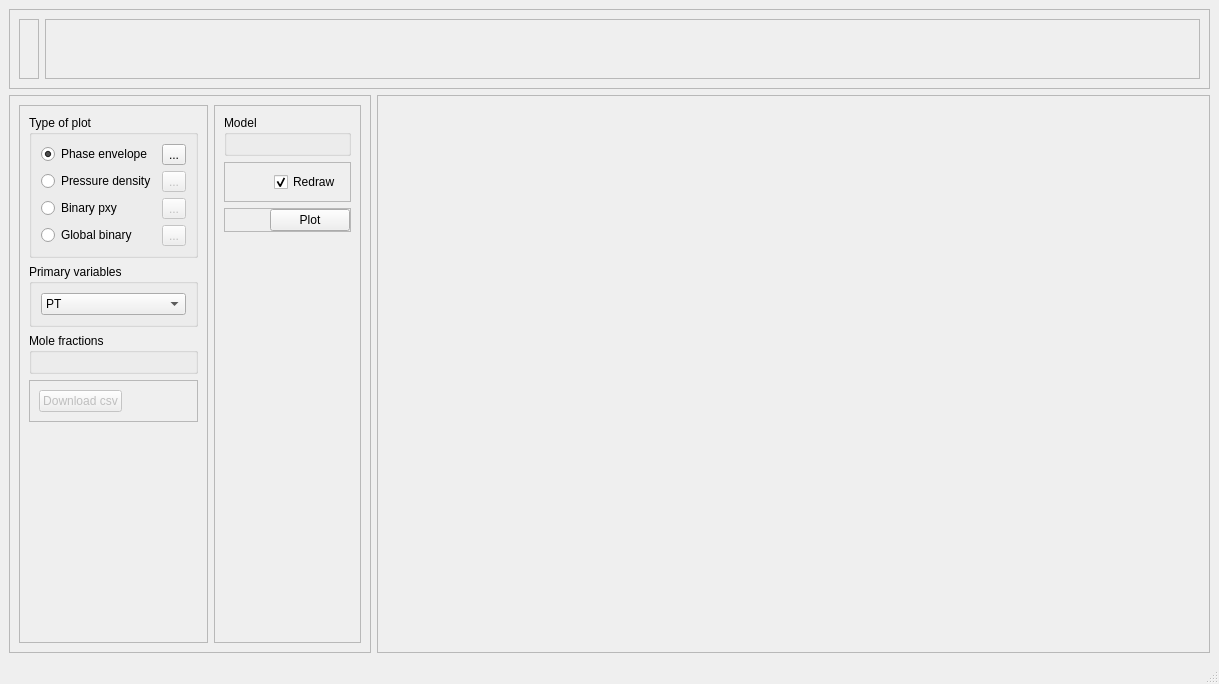
Above: addon/pycThermopack/pyctp/gui/widgets/layouts/plot_mode.ui from thermotools/thermopack before the change. Below: the same form after it.
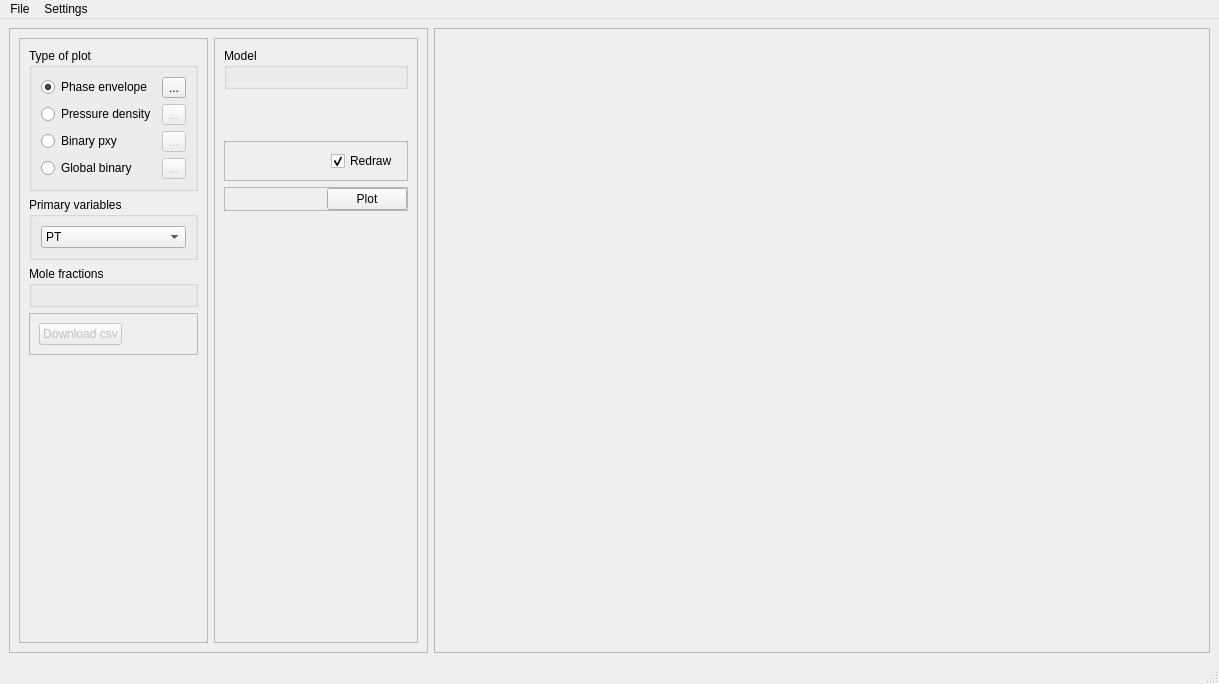
That is the form after the change.

Commit message: Create toolbars for Calc Mode and Plot Mode

```diff
--- a/addon/pycThermopack/pyctp/gui/widgets/layouts/plot_mode.ui
+++ b/addon/pycThermopack/pyctp/gui/widgets/layouts/plot_mode.ui
@@ -15,7 +15,7 @@
   </property>
   <widget class="QWidget" name="centralwidget">
    <layout class="QGridLayout" name="gridLayout">
-    <item row="1" column="0" rowspan="7">
+    <item row="0" column="0" rowspan="7">
      <widget class="QFrame" name="frame">
       <property name="sizePolicy">
        <sizepolicy hsizetype="Fixed" vsizetype="Expanding">
@@ -286,171 +286,9 @@
            </widget>
           </item>
           <item>
-           <widget class="QFrame" name="frame_5">
-            <property name="frameShape">
-             <enum>QFrame::StyledPanel</enum>
-            </property>
-            <property name="frameShadow">
-             <enum>QFrame::Raised</enum>
-            </property>
-            <layout class="QHBoxLayout" name="horizontalLayout_4">
-             <item>
-              <spacer name="horizontalSpacer_3">
-               <property name="orientation">
-                <enum>Qt::Horizontal</enum>
-               </property>
-               <property name="sizeHint" stdset="0">
-                <size>
-                 <width>40</width>
-                 <height>20</height>
-                </size>
-               </property>
-              </spacer>
-             </item>
-             <item>
-              <widget class="QCheckBox" name="redraw_checkbox">
-               <property name="text">
-                <string>Redraw</string>
-               </property>
-               <property name="checked">
-                <bool>true</bool>
-               </property>
-              </widget>
-             </item>
-            </layout>
-           </widget>
-          </item>
-          <item>
-           <widget class="QFrame" name="frame_3">
-            <property name="sizePolicy">
-             <sizepolicy hsizetype="Preferred" vsizetype="Maximum">
-              <horstretch>0</horstretch>
-              <verstretch>0</verstretch>
-             </sizepolicy>
-            </property>
-            <property name="frameShape">
-             <enum>QFrame::StyledPanel</enum>
-            </property>
-            <property name="frameShadow">
-             <enum>QFrame::Raised</enum>
-            </property>
-            <layout class="QHBoxLayout" name="horizontalLayout_2">
-             <property name="spacing">
-              <number>0</number>
-             </property>
-             <property name="leftMargin">
-              <number>0</number>
-             </property>
-             <property name="topMargin">
-              <number>0</number>
-             </property>
-             <property name="rightMargin">
-              <number>0</number>
-             </property>
-             <property name="bottomMargin">
-              <number>0</number>
-             </property>
-             <item>
-              <spacer name="horizontalSpacer">
-               <property name="orientation">
-                <enum>Qt::Horizontal</enum>
-               </property>
-               <property name="sizeHint" stdset="0">
-                <size>
-                 <width>40</width>
-                 <height>20</height>
-                </size>
-               </property>
-              </spacer>
-             </item>
-             <item>
-              <widget class="QPushButton" name="plot_button">
-               <property name="text">
-                <string>Plot</string>
-               </property>
-              </widget>
-             </item>
-            </layout>
-           </widget>
-          </item>
-          <item>
-           <spacer name="verticalSpacer_2">
-            <property name="orientation">
-             <enum>Qt::Vertical</enum>
-            </property>
-            <property name="sizeHint" stdset="0">
-             <size>
-              <width>20</width>
-              <height>40</height>
-             </size>
-            </property>
-           </spacer>
-          </item>
-         </layout>
-        </widget>
-       </item>
-      </layout>
-     </widget>
-    </item>
-    <item row="1" column="1" rowspan="7">
-     <widget class="QFrame" name="plot_frame">
-      <property name="sizePolicy">
-       <sizepolicy hsizetype="Preferred" vsizetype="Preferred">
-        <horstretch>0</horstretch>
-        <verstretch>0</verstretch>
-       </sizepolicy>
-      </property>
-      <property name="frameShape">
-       <enum>QFrame::StyledPanel</enum>
-      </property>
-      <property name="frameShadow">
-       <enum>QFrame::Raised</enum>
-      </property>
-      <layout class="QVBoxLayout" name="plot_layout"/>
-     </widget>
-    </item>
-    <item row="0" column="0" colspan="2">
-     <widget class="QFrame" name="frame_2">
-      <property name="styleSheet">
-       <string notr="true"/>
-      </property>
-      <property name="frameShape">
-       <enum>QFrame::StyledPanel</enum>
-      </property>
-      <property name="frameShadow">
-       <enum>QFrame::Raised</enum>
-      </property>
-      <layout class="QHBoxLayout" name="horizontalLayout">
-       <item>
-        <widget class="QFrame" name="logo_frame">
-         <property name="frameShape">
-          <enum>QFrame::StyledPanel</enum>
-         </property>
-         <property name="frameShadow">
-          <enum>QFrame::Raised</enum>
-         </property>
-         <layout class="QHBoxLayout" name="logo_layout"/>
-        </widget>
-       </item>
-       <item>
-        <widget class="QFrame" name="frame_6">
-         <property name="sizePolicy">
-          <sizepolicy hsizetype="Preferred" vsizetype="Maximum">
-           <horstretch>0</horstretch>
-           <verstretch>0</verstretch>
-          </sizepolicy>
-         </property>
-         <property name="frameShape">
-          <enum>QFrame::StyledPanel</enum>
-         </property>
-         <property name="frameShadow">
-          <enum>QFrame::Raised</enum>
-         </property>
-         <layout class="QHBoxLayout" name="horizontalLayout_5">
-          <item>
            <widget class="QStackedWidget" name="isopleth_btn_stack">
             <property name="sizePolicy">
-             <sizepolicy hsizetype="Maximum" vsizetype="Preferred">
+             <sizepolicy hsizetype="Maximum" vsizetype="Maximum">
               <horstretch>0</horstretch>
               <verstretch>0</verstretch>
              </sizepolicy>
@@ -621,14 +459,102 @@
            </widget>
           </item>
           <item>
-           <spacer name="horizontalSpacer_5">
+           <widget class="QFrame" name="frame_5">
+            <property name="frameShape">
+             <enum>QFrame::StyledPanel</enum>
+            </property>
+            <property name="frameShadow">
+             <enum>QFrame::Raised</enum>
+            </property>
+            <layout class="QHBoxLayout" name="horizontalLayout_4">
+             <item>
+              <spacer name="horizontalSpacer_3">
+               <property name="orientation">
+                <enum>Qt::Horizontal</enum>
+               </property>
+               <property name="sizeHint" stdset="0">
+                <size>
+                 <width>40</width>
+                 <height>20</height>
+                </size>
+               </property>
+              </spacer>
+             </item>
+             <item>
+              <widget class="QCheckBox" name="redraw_checkbox">
+               <property name="text">
+                <string>Redraw</string>
+               </property>
+               <property name="checked">
+                <bool>true</bool>
+               </property>
+              </widget>
+             </item>
+            </layout>
+           </widget>
+          </item>
+          <item>
+           <widget class="QFrame" name="frame_3">
+            <property name="sizePolicy">
+             <sizepolicy hsizetype="Preferred" vsizetype="Maximum">
+              <horstretch>0</horstretch>
+              <verstretch>0</verstretch>
+             </sizepolicy>
+            </property>
+            <property name="frameShape">
+             <enum>QFrame::StyledPanel</enum>
+            </property>
+            <property name="frameShadow">
+             <enum>QFrame::Raised</enum>
+            </property>
+            <layout class="QHBoxLayout" name="horizontalLayout_2">
+             <property name="spacing">
+              <number>0</number>
+             </property>
+             <property name="leftMargin">
+              <number>0</number>
+             </property>
+             <property name="topMargin">
+              <number>0</number>
+             </property>
+             <property name="rightMargin">
+              <number>0</number>
+             </property>
+             <property name="bottomMargin">
+              <number>0</number>
+             </property>
+             <item>
+              <spacer name="horizontalSpacer">
+               <property name="orientation">
+                <enum>Qt::Horizontal</enum>
+               </property>
+               <property name="sizeHint" stdset="0">
+                <size>
+                 <width>40</width>
+                 <height>20</height>
+                </size>
+               </property>
+              </spacer>
+             </item>
+             <item>
+              <widget class="QPushButton" name="plot_button">
+               <property name="text">
+                <string>Plot</string>
+               </property>
+              </widget>
+             </item>
+            </layout>
+           </widget>
+          </item>
+          <item>
+           <spacer name="verticalSpacer_2">
             <property name="orientation">
-             <enum>Qt::Horizontal</enum>
+             <enum>Qt::Vertical</enum>
             </property>
             <property name="sizeHint" stdset="0">
              <size>
-              <width>40</width>
-              <height>20</height>
+              <width>20</width>
+              <height>40</height>
              </size>
             </property>
            </spacer>
@@ -639,6 +565,23 @@
       </layout>
      </widget>
     </item>
+    <item row="0" column="1" rowspan="7">
+     <widget class="QFrame" name="plot_frame">
+      <property name="sizePolicy">
+       <sizepolicy hsizetype="Preferred" vsizetype="Preferred">
+        <horstretch>0</horstretch>
+        <verstretch>0</verstretch>
+       </sizepolicy>
+      </property>
+      <property name="frameShape">
+       <enum>QFrame::StyledPanel</enum>
+      </property>
+      <property name="frameShadow">
+       <enum>QFrame::Raised</enum>
+      </property>
+      <layout class="QVBoxLayout" name="plot_layout"/>
+     </widget>
+    </item>
    </layout>
   </widget>
   <widget class="QMenuBar" name="menubar">
@@ -650,6 +593,20 @@
      <height>18</height>
     </rect>
    </property>
+   <widget class="QMenu" name="settings_menu">
+    <property name="title">
+     <string>Settings</string>
+    </property>
+    <addaction name="action_units"/>
+    <addaction name="action_model"/>
+   </widget>
+   <widget class="QMenu" name="file_menu">
+    <property name="title">
+     <string>File</string>
+    </property>
+   </widget>
+   <addaction name="file_menu"/>
+   <addaction name="settings_menu"/>
   </widget>
   <widget class="QStatusBar" name="statusbar"/>
  </widget>
```
Left out of the diff: 20 changed lines with no effect on the pictures. The commit also changes 8 other files.
